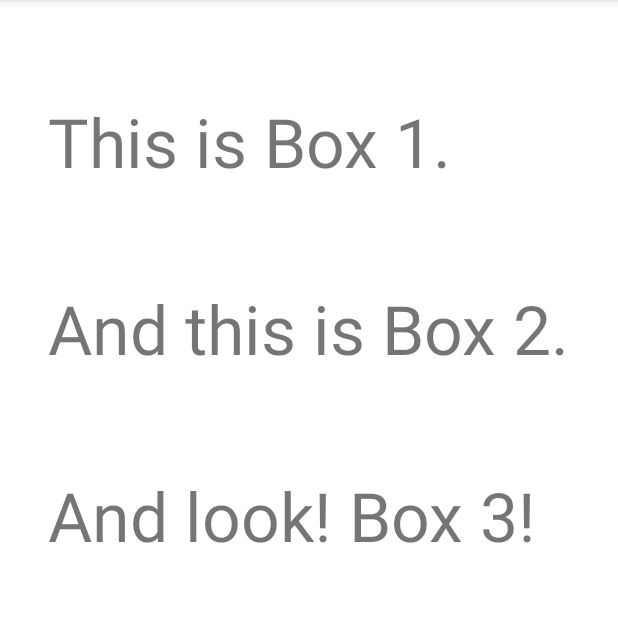
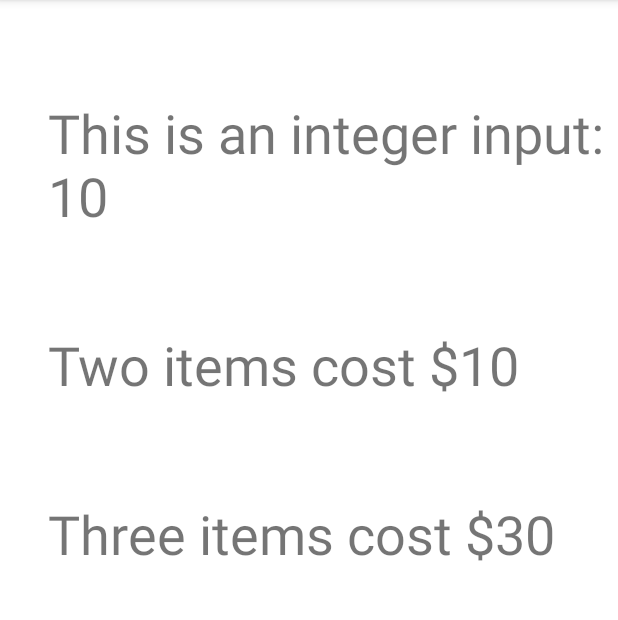
Before and after one commit to ahmed-razic/AndroidBasics_PracticeSet2, an Android app: the screen it shows after launch (MainActivity), on a phone screen of 412 x 824 dp, the part 84-704 px from its top. Run offline under Robolectric (Android 15) with nearby library versions, the phone set to English and light mode, and no system bars.

Commit message:
finished practice

```diff
--- a/app/src/main/java/com/example/android/practiceset2/MainActivity.java
+++ b/app/src/main/java/com/example/android/practiceset2/MainActivity.java
@@ -13,11 +13,35 @@ public class MainActivity extends AppCompatActivity {
         setContentView(R.layout.activity_main);
         // PASTE CODE YOU WANT TO TEST HERE
 
-        display1("This is Box 1.");
+/*      display1("This is Box 1.");
         display2("And this is Box 2.");
-        display3("And look! Box 3!");
+        display3("And look! Box 3!");*/
+
+/*      int raspberryPrice = 5;
+        display1("1 box: $" + raspberryPrice);
+        raspberryPrice = 10;
+        display2("2 boxes: $" + (raspberryPrice));
+        display3("3 boxes: $" + (raspberryPrice * 3));*/
+
+
+        display1("My first text.");
+        display2("And second.");
+        display3("And third, finally.");
+
+
+
+        int priceOfOneItem = 5;
+
+        display1("One item costs $" + priceOfOneItem);
+        priceOfOneItem = 10;
+        display2("Two items cost $" + priceOfOneItem);
+        display3("Three items cost $" + (3 * priceOfOneItem));
+
+        display4(10);
 
     }
+
+
 
     /**
      * Display methods that allow the text to appear on the screen. Don't worry if you don't know
@@ -31,10 +55,14 @@ public class MainActivity extends AppCompatActivity {
 
     public void display(int text) {
         TextView t = (TextView) findViewById(R.id.display_text_view);
-        t.setText(text + "");
+        t.setText("This is an integer input: " + text + "");
     }
 
     public void display1(String text) {
+        display(text);
+    }
+
+    public void display4(int text) {
         display(text);
     }
 
--- a/app/src/main/res/layout/activity_main.xml
+++ b/app/src/main/res/layout/activity_main.xml
@@ -14,9 +14,10 @@
         android:layout_marginLeft="32dp"
         android:layout_marginTop="64dp"
         android:text=""
-        android:textSize="45sp"
+        android:textSize="36sp"
         app:layout_constraintStart_toStartOf="parent"
-        app:layout_constraintTop_toTopOf="parent" />
+        app:layout_constraintTop_toTopOf="parent"
+        tools:text="sample text" />
 
     <TextView
         android:id="@+id/display_text_view_3"
@@ -25,10 +26,10 @@
         android:layout_marginStart="32dp"
         android:layout_marginLeft="32dp"
         android:layout_marginTop="64dp"
-        android:text=""
-        android:textSize="45sp"
+        android:textSize="36sp"
         app:layout_constraintStart_toStartOf="parent"
-        app:layout_constraintTop_toBottomOf="@+id/display_text_view_2" />
+        app:layout_constraintTop_toBottomOf="@+id/display_text_view_2"
+        tools:text="sample text" />
 
     <TextView
         android:id="@+id/display_text_view_2"
@@ -38,8 +39,9 @@
         android:layout_marginLeft="32dp"
         android:layout_marginTop="64dp"
         android:text=""
-        android:textSize="45sp"
+        android:textSize="36sp"
         app:layout_constraintStart_toStartOf="parent"
-        app:layout_constraintTop_toBottomOf="@+id/display_text_view" />
+        app:layout_constraintTop_toBottomOf="@+id/display_text_view"
+        tools:text="sample text" />
 
 </androidx.constraintlayout.widget.ConstraintLayout>
```
